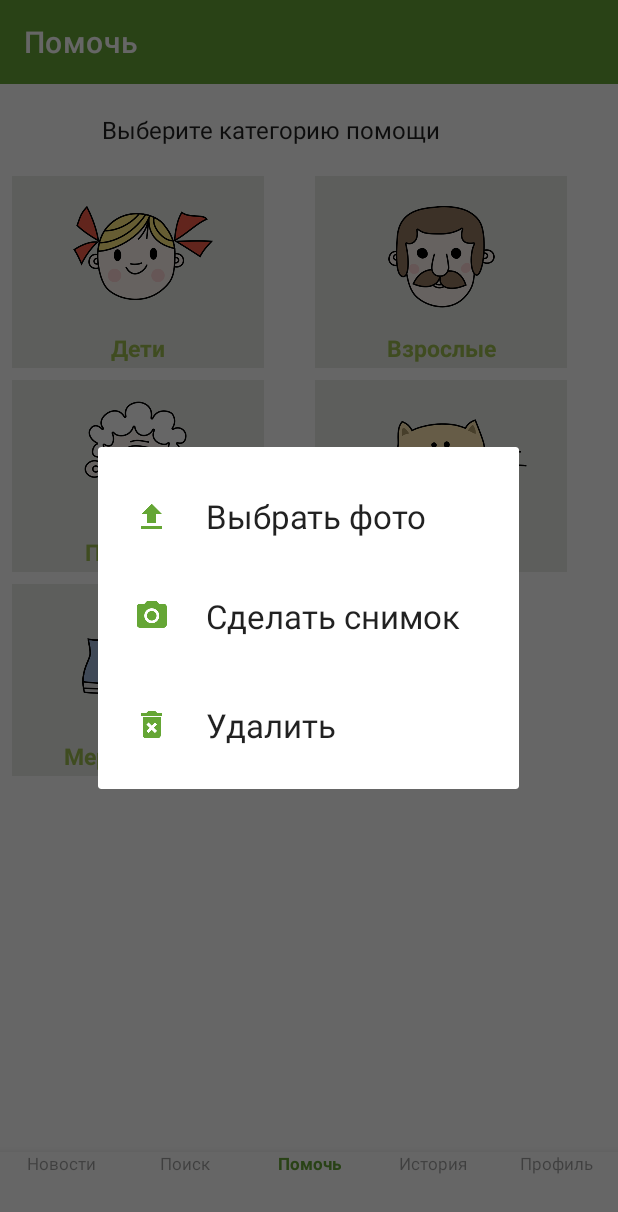
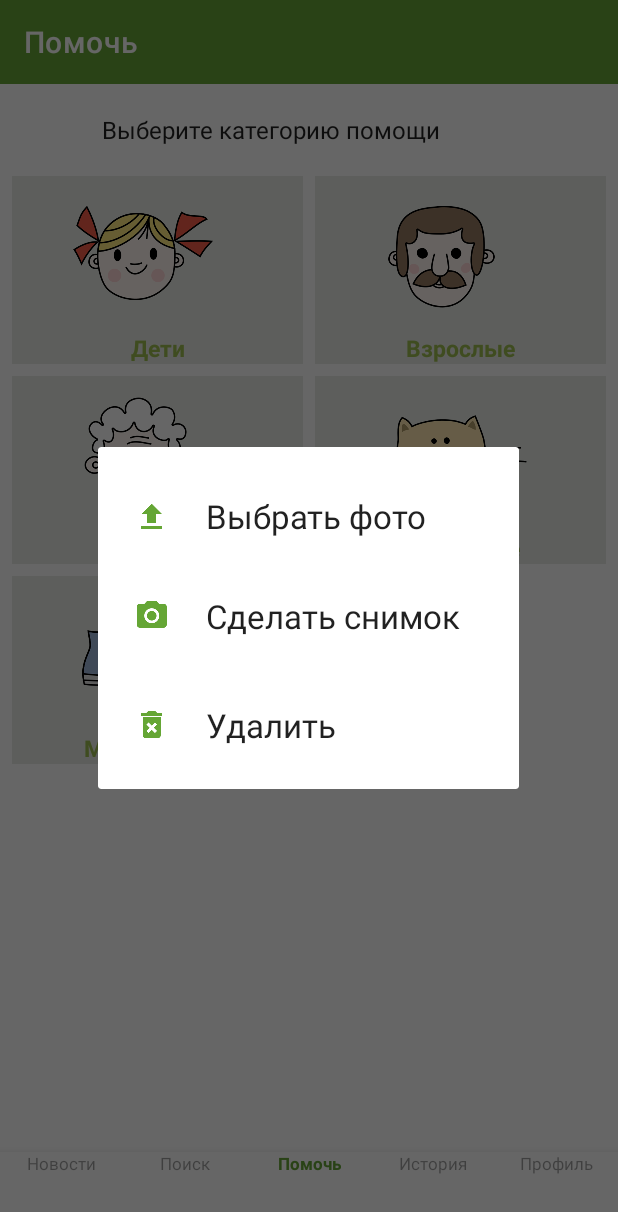
Before and after one commit to Coder96848/Layouts, an Android app: the fragment ChangePhotoFragment placed in its activity, on a phone screen of 412 x 824 dp. Shown: the top 1212 px of the screen. Run offline under Robolectric (Android 15) with nearby library versions, the phone set to English and light mode, and no system bars.

Commit message:
Final fix 3-d task

```diff
--- a/app/src/main/java/com/example/layouts/model/SearchResultData.java
+++ b/app/src/main/java/com/example/layouts/model/SearchResultData.java
@@ -11,10 +11,6 @@ public class SearchResultData {
 
     public String getTitle() {
         return title;
-    }
-
-    public void setTitle(String title) {
-        this.title = title;
     }
 
     public SearchResultData() {
--- a/app/src/main/java/com/example/layouts/ui/ChangePhotoFragment.java
+++ b/app/src/main/java/com/example/layouts/ui/ChangePhotoFragment.java
@@ -17,7 +17,6 @@ import com.example.layouts.R;
 public class ChangePhotoFragment extends DialogFragment {
 
     private OnFragmentActionListener callback;
-    private String action;
 
     public void setOnFragmentActionListener(OnFragmentActionListener callback) {
         this.callback = callback;
@@ -33,8 +32,7 @@ public class ChangePhotoFragment extends DialogFragment {
         cameraTextView.setOnClickListener(new View.OnClickListener() {
             @Override
             public void onClick(View v) {
-                action = getString(R.string.change_photo_action_camera);
-                callback.onFragmentAction(action);
+                callback.onCameraAction();
                 dismiss();
             }
         });
@@ -43,8 +41,7 @@ public class ChangePhotoFragment extends DialogFragment {
         deletePhotoTextView.setOnClickListener(new View.OnClickListener() {
             @Override
             public void onClick(View v) {
-                action = getString(R.string.change_photo_action_delete);
-                callback.onFragmentAction(action);
+                callback.onDeleteAction();
                 dismiss();
             }
         });
@@ -64,8 +61,8 @@ public class ChangePhotoFragment extends DialogFragment {
     }
 
     public interface OnFragmentActionListener {
-
-        void onFragmentAction(String action);
+        void onCameraAction();
+        void onDeleteAction();
     }
 
 }
--- a/app/src/main/res/layout/fragment_help_recycler_view_item.xml
+++ b/app/src/main/res/layout/fragment_help_recycler_view_item.xml
@@ -1,7 +1,7 @@
 <?xml version="1.0" encoding="utf-8"?>
 <androidx.constraintlayout.widget.ConstraintLayout xmlns:android="http://schemas.android.com/apk/res/android"
-    android:layout_width="168dp"
-    android:layout_height="128dp"
+    android:layout_width="match_parent"
+    android:layout_height="wrap_content"
     android:layout_marginStart="4dp"
     android:layout_marginEnd="4dp"
     android:layout_marginBottom="8dp"
--- a/app/src/main/res/values/strings.xml
+++ b/app/src/main/res/values/strings.xml
@@ -25,8 +25,6 @@
     <string name="search_view_hint">Введите название организации</string>
     <string name="search_view_pager_text">Ключевые слова: мастер-класс, помощь \nРезультаты поиска: %1$d мероприятий</string>
     <string name="change_fragment_exception_text">должен реализовывать интерфейс OnFragmentInteractionListener</string>
-    <string name="change_photo_action_camera">CAMERA</string>
-    <string name="change_photo_action_delete">DELETE</string>
     <string name="search_hint">Hint</string>
     <string name="search_page_event_title">По мероприятиям</string>
     <string name="search_page_nko_title">По НКО</string>
```
Also changed, not shown: app/src/main/java/com/example/layouts/MainActivity.java (+11 -2 lines), app/src/main/java/com/example/layouts/model/ItemHelpData.java (+0 -8 lines), app/src/main/java/com/example/layouts/ui/ProfileFragment.java (+5 -12 lines).
